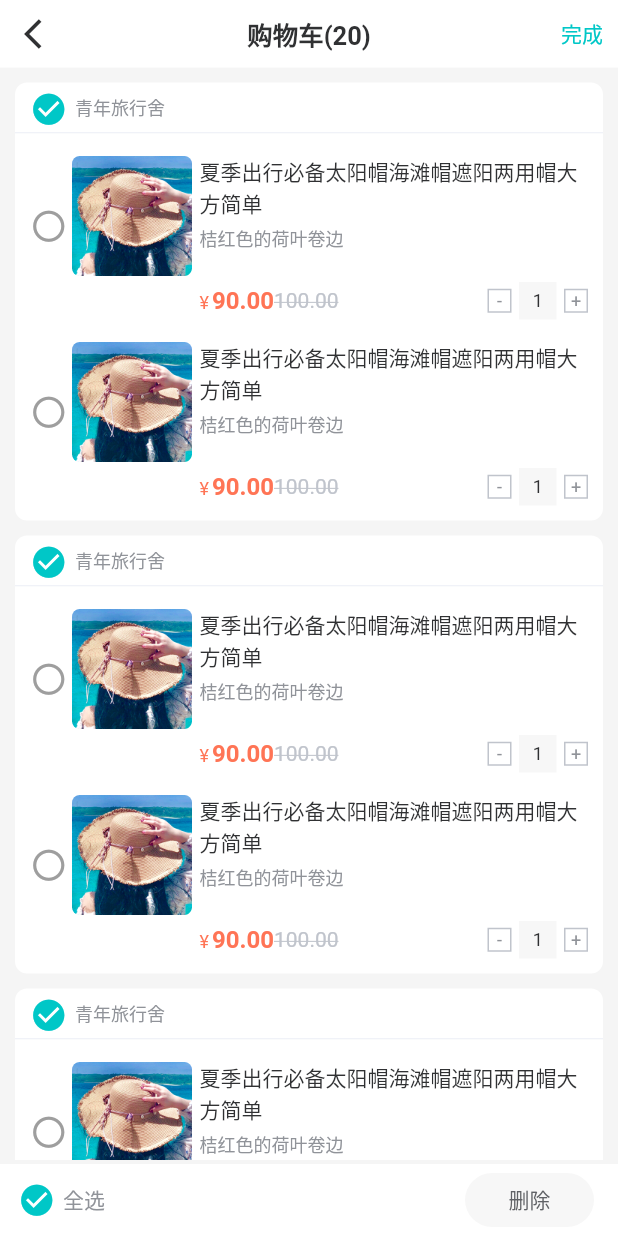
After one commit to HelloWmz/flutter_study, a Flutter app: the CartListPage screen opened directly, on a phone screen of 412 x 824 dp. The commit adds this screen. Run offline on Flutter 3.47's test engine with Material 2 defaults, Android fonts, the phone set to English and light mode, and no system bars; our stand-ins replace flutter_screenutil, fluttertoast, shared_preferences; missing offline and left inert: flutter_verification_box; accounts and stored records are empty.

Commit message:
购物车

```diff
--- /dev/null
+++ b/lib/CartListPage.dart
@@ -0,0 +1,287 @@
+import 'package:flutter/material.dart';
+
+import 'RoundCheckBox.dart';
+
+class CartListPage extends StatefulWidget {
+  @override
+  _State createState() => new _State();
+}
+
+class _State extends State<CartListPage> {
+  @override
+  Widget build(BuildContext context) {
+    return Scaffold(
+        appBar: PreferredSize(
+            child: AppBar(
+              leading: Icon(
+                Icons.arrow_back_ios,
+                color: Color(
+                  0xff303133,
+                ),
+                size: 24,
+              ),
+              title: _getCommonText("购物车(20)",
+                  textColor: Color(
+                    0xff303133,
+                  ),
+                  fontSize: 17,
+                  fontWeight: FontWeight.w600),
+              centerTitle: true,
+              elevation: 0,
+              backgroundColor: Colors.white,
+              actions: <Widget>[
+                Container(
+                  margin: EdgeInsets.only(right: 10),
+                  alignment: Alignment.center,
+                  child: _getCommonText("完成",
+                      textColor: Color(
+                        0xff00C7C7,
+                      ),
+                      fontSize: 14),
+                )
+              ],
+            ),
+            preferredSize: Size.fromHeight(45)),
+        body: Container(
+          color: Color(0xFFF5F5F5),
+          child: Column(
+            children: <Widget>[
+              Expanded(
+                  child: Container(
+                margin: EdgeInsets.only(
+                  left: 10,
+                  right: 10,
+                ),
+                child: ListView.builder(
+                    physics: const BouncingScrollPhysics(),
+                    itemCount: 3,
+                    itemBuilder: (BuildContext context, int index) {
+                      return _getCartItem("11");
+                    }),
+              )),
+              SizedBox(height: 3,),
+              _getBottomView(),
+            ],
+          ),
+        ));
+  }
+
+  _getCommonText(String data,
+      {Color textColor, double fontSize, FontWeight fontWeight}) {
+    return Text(
+      data,
+      style: TextStyle(
+          color: textColor, fontSize: fontSize, fontWeight: fontWeight),
+    );
+  }
+
+  _getBottomView() {
+    return Container(
+      height: 48,
+      padding: EdgeInsets.only(left: 12, right: 16, top: 6, bottom: 6),
+      alignment: Alignment.center,
+      color: Colors.white,
+      child: Row(
+        children: <Widget>[
+          RoundCheckBox(
+            value: true,
+            onChanged: (v) {},
+          ),
+          SizedBox(
+            width: 5,
+          ),
+          _getCommonText("全选",
+              textColor: Color(
+                0xff909399,
+              ),
+              fontSize: 14),
+          Expanded(
+            child: SizedBox(),
+          ),
+          Container(
+            height: 36,
+            width: 86,
+            alignment: Alignment.center,
+            decoration: BoxDecoration(
+              color: Color.fromRGBO(247, 247, 247, 1),
+              borderRadius: BorderRadius.circular(18),
+            ),
+            child: _getCommonText("删除",
+                textColor: Color(
+                  0xff606266,
+                ),
+                fontSize: 14),
+          )
+        ],
+      ),
+    );
+  }
+
+  Widget _getCartItem(String s) {
+    return Card(
+      color: Colors.white,
+      elevation: 0,
+      margin: EdgeInsets.only(top: 10),
+      shape: RoundedRectangleBorder(borderRadius: BorderRadius.circular(8)),
+      child: Container(
+        padding: EdgeInsets.only(bottom: 10, top: 5),
+        child: Column(
+          children: <Widget>[
+            Container(
+              alignment: Alignment.centerLeft,
+              padding: EdgeInsets.only(left: 10, right: 10),
+              child: Column(
+                children: <Widget>[
+                  Container(
+                    alignment: Alignment.centerLeft,
+                    height: 23,
+                    child: Row(
+                      children: <Widget>[
+                        RoundCheckBox(
+                          value: true,
+                          onChanged: (v) {},
+                        ),
+                        SizedBox(
+                          width: 5,
+                        ),
+                        _getCommonText("青年旅行舍",
+                            textColor: Color(
+                              0xff909399,
+                            ),
+                            fontSize: 12),
+                      ],
+                    ),
+                  ),
+                ],
+              ),
+            ),
+            SizedBox(
+              height: 5,
+            ),
+            Divider(
+              height: 1,
+              color: Color(0xffEBEEF5),
+            ),
+            Container(
+              padding: EdgeInsets.only(left: 10, right: 10),
+              child: ListView.builder(
+                  itemCount: 2,
+                  shrinkWrap: true, //为true可以解决子控件必须设置高度的问题
+                  physics: NeverScrollableScrollPhysics(), //禁用滑动事件
+                  itemBuilder: (BuildContext context, int index) {
+                    return _getCarInItem();
+                  }),
+            )
+          ],
+        ),
+      ),
+    );
+  }
+
+  Widget _getCarInItem() {
+    return Container(
+      child: Row(
+        children: <Widget>[
+          RoundCheckBox(
+            value: false,
+            onChanged: (v) {},
+          ),
+          Expanded(
+            child: Row(
+              crossAxisAlignment: CrossAxisAlignment.start,
+              children: <Widget>[
+                Container(
+                  margin: EdgeInsets.only(top: 15, left: 3),
+                  height: 80,
+                  width: 80,
+                  decoration: BoxDecoration(
+                      borderRadius: BorderRadius.circular(5),
+                      image: DecorationImage(
+                          image: AssetImage('images/pic.png'),
+                          fit: BoxFit.cover)),
+                ),
+                Expanded(
+                    child: Container(
+                  alignment: Alignment.topLeft,
+                  margin: EdgeInsets.only(top: 15, left: 5),
+                  child: Column(
+                    crossAxisAlignment: CrossAxisAlignment.start,
+                    children: <Widget>[
+                      _getCommonText("夏季出行必备太阳帽海滩帽遮阳两用帽大方简单",
+                          textColor: Color(0Xff303133), fontSize: 14),
+                      SizedBox(
+                        height: 4,
+                      ),
+                      _getCommonText("桔红色的荷叶卷边",
+                          textColor: Color(0xff909399), fontSize: 12),
+                      SizedBox(
+                        height: 20,
+                      ),
+                      Row(
+                        crossAxisAlignment: CrossAxisAlignment.center,
+                        children: <Widget>[
+                          Container(
+                            child: _getCommonText("¥",
+                                textColor: Color(0xffFF7455), fontSize: 12),
+                            margin: EdgeInsets.only(top: 3, right: 2),
+                          ),
+                          _getCommonText("90.00",
+                              textColor: Color(0xffFF7455),
+                              fontSize: 16,
+                              fontWeight: FontWeight.bold),
+                          Text(
+                            "100.00",
+                            style: TextStyle(
+                                color: Color(
+                                  0xFFC0C4CC,
+                                ),
+                                fontSize: 14,
+                                decoration: TextDecoration.lineThrough),
+                          ),
+                          Expanded(child: SizedBox()),
+                          Row(
+                            children: <Widget>[
+                              Container(
+                                child: _getCommonText("-",fontSize: 12,textColor: Color(0xFF909399)),
+                                height: 16,
+                                width: 16,
+                                alignment: Alignment.center,
+                                decoration: BoxDecoration(
+                                  color: Colors.white,
+                                  border:Border.all(color: Color( 0xFFC0C4CC),width: 1,style: BorderStyle.solid)
+                                ),
+                              ),
+                              Container(
+                                margin: EdgeInsets.only(left: 5,right: 5),
+                                child: _getCommonText("1",fontSize: 12,textColor: Color(0xFF303133)),
+                                height: 25,
+                                width: 25,
+                                alignment: Alignment.center,
+                                decoration: BoxDecoration(
+                                  color: Color(0xFFF7F7F7),
+                                ),
+                              ),Container(
+                                child: _getCommonText("+",fontSize: 12,textColor: Color(0xFF909399)),
+                                height: 16,
+                                width: 16,
+                                alignment: Alignment.center,
+                                decoration: BoxDecoration(
+                                    color: Colors.white,
+                                    border:Border.all(color: Color( 0xFFC0C4CC),width: 1,style: BorderStyle.solid)
+                                ),
+                              )
+                            ],
+                          )
+                        ],
+                      )
+                    ],
+                  ),
+                ))
+              ],
+            ),
+          )
+        ],
+      ),
+    );
+  }
+}
--- a/lib/HomePage.dart
+++ b/lib/HomePage.dart
@@ -1,5 +1,6 @@
 import 'package:flutter/material.dart';
 
+import 'CartListPage.dart';
 import 'CommodityEvaluationPage.dart';
 import 'LoginPage.dart';
 import 'SearchPage.dart';
@@ -20,6 +21,7 @@ class _HomePageState extends State<HomePage> {
     {'tittle': "筛选页面", 'page': SearchPage()},
     {'tittle': "商品评价", 'page': CommodityEvaluationPage()},
     {'tittle': "验证码输入框", 'page': VerificationBoxPage()},
+    {'tittle': "购物车", 'page': CartListPage()},
   ];
 
   @override
--- /dev/null
+++ b/lib/RoundCheckBox.dart
@@ -0,0 +1,37 @@
+import 'package:flutter/material.dart';
+class RoundCheckBox extends StatefulWidget {
+  var value = false;
+
+  Function(bool) onChanged;
+
+  RoundCheckBox({Key key, @required this.value, this.onChanged})
+      : super(key: key);
+
+  @override
+  _RoundCheckBoxState createState() => _RoundCheckBoxState();
+}
+
+class _RoundCheckBoxState extends State<RoundCheckBox> {
+  @override
+  Widget build(BuildContext context) {
+    return Center(
+      child: GestureDetector(
+          onTap: () {
+            widget.value = !widget.value;
+            widget.onChanged(widget.value);
+          },
+            child: widget.value
+                ? Icon(
+              Icons.check_circle,
+              size: 25.0,
+              color: Color(0xFF00C7C7),
+            )
+                : Icon(
+              Icons.panorama_fish_eye,
+              size: 25.0,
+              color: Colors.grey,
+            ),
+          ),
+    );
+  }
+}
```
